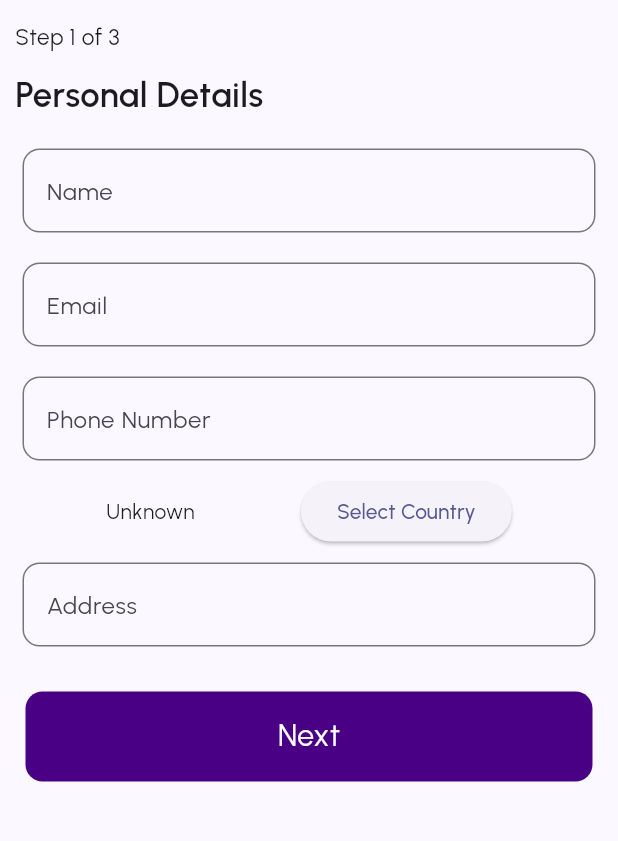
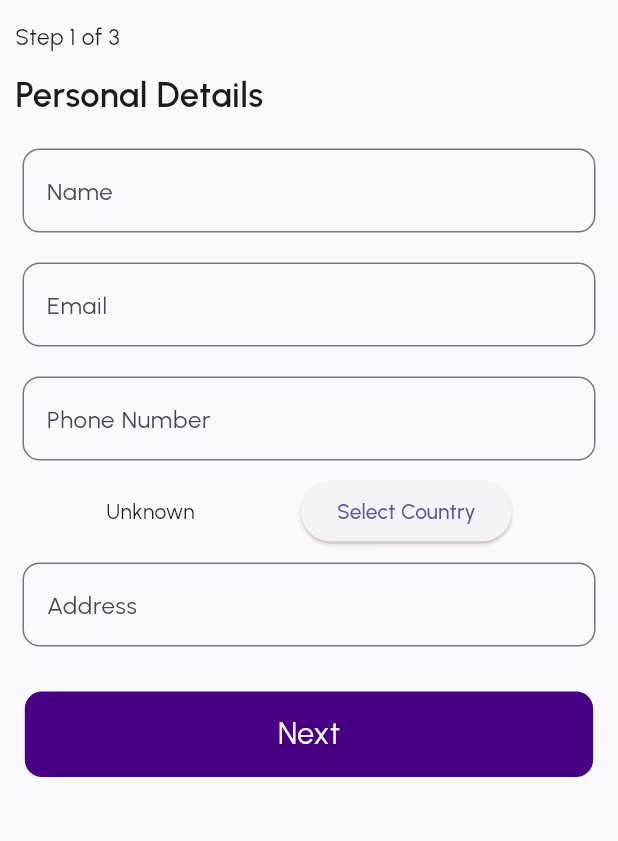
Before and after one commit to Galadima3/Opacity, a Flutter app: the KYCScreen screen opened by its route, on a phone screen of 412 x 824 dp, the part 63-904 px from its top. Run offline on Flutter 3.47's test engine with Material 3 defaults, Android fonts, the phone set to English and light mode, and no system bars; our stand-ins replace email_validator, flutter_riverpod, flutter_screenutil, go_router, google_fonts, intl_phone_field and 2 more; missing offline and left inert: fl_country_code_picker; accounts and stored records are empty.

Commit message:
8th Commit
KYC section - 85%

```diff
--- a/lib/app.dart
+++ b/lib/app.dart
@@ -1,5 +1,5 @@
 import 'package:flutter/material.dart';
-import 'package:opacity/src/features/onboarding/onboarding_screen.dart';
+import 'package:opacity/src/common_widgets/onboarding_screen.dart';
 import 'package:shared_preferences/shared_preferences.dart';
 
 import 'src/features/auth/presentation/screens/splash_screen.dart';
--- a/lib/main.dart
+++ b/lib/main.dart
@@ -12,7 +12,6 @@ void main() async {
     url: Env.url,
     anonKey: Env.apiKey,
   );
-
   runApp(const ProviderScope(
     child: MyApp(),
   ));
@@ -20,7 +19,6 @@ void main() async {
 
 class MyApp extends StatelessWidget {
   const MyApp({super.key});
-
   // This widget is the root of your application.
   @override
   Widget build(BuildContext context) {
@@ -39,7 +37,6 @@ class MyApp extends StatelessWidget {
           ),
           routerConfig: appRouter,
         );
-        //home: const App());
       },
     );
   }
--- a/lib/src/features/onboarding/onboarding_screen.dart
+++ b/lib/src/common_widgets/onboarding_screen.dart
@@ -3,7 +3,7 @@
 import 'package:flutter/material.dart';
 import 'package:go_router/go_router.dart';
 import 'package:opacity/src/common_widgets/fancy_button.dart';
-import 'package:opacity/src/features/auth/presentation/screens/landing_screen.dart';
+
 import 'package:opacity/src/routing/route_paths.dart';
 import 'package:shared_preferences/shared_preferences.dart';
 
--- a/lib/src/features/auth/presentation/screens/home_screen.dart
+++ b/lib/src/features/auth/presentation/screens/home_screen.dart
@@ -2,8 +2,6 @@ import 'package:flutter/material.dart';
 import 'package:flutter_riverpod/flutter_riverpod.dart';
 import 'package:go_router/go_router.dart';
 import 'package:opacity/src/features/auth/data/supabase_auth_repository.dart';
-import 'package:opacity/src/features/auth/presentation/screens/sign_in_screen.dart';
-import 'package:opacity/src/features/kyc_feature/presentation/kyc_screen.dart';
 import 'package:opacity/src/routing/route_paths.dart';
 import 'package:opacity/src/utils/expandable_fab.dart';
 
--- a/lib/src/features/auth/presentation/screens/register_screen.dart
+++ b/lib/src/features/auth/presentation/screens/register_screen.dart
@@ -9,8 +9,6 @@ import 'package:intl_phone_field/intl_phone_field.dart';
 import 'package:email_validator/email_validator.dart';
 import 'package:opacity/src/common_widgets/fancy_button.dart';
 import 'package:opacity/src/features/auth/data/supabase_auth_repository.dart';
-
-import 'package:opacity/src/features/auth/presentation/screens/sign_in_screen.dart';
 import 'package:opacity/src/features/auth/presentation/widgets/error_alert.dart';
 import 'package:opacity/src/features/auth/presentation/widgets/sign_in_icon.dart';
 import 'package:opacity/src/routing/route_paths.dart';
--- a/lib/src/features/auth/presentation/screens/sign_in_screen.dart
+++ b/lib/src/features/auth/presentation/screens/sign_in_screen.dart
@@ -7,8 +7,6 @@ import "package:flutter_screenutil/flutter_screenutil.dart";
 import "package:go_router/go_router.dart";
 import "package:opacity/src/common_widgets/fancy_button.dart";
 import "package:opacity/src/features/auth/data/supabase_auth_repository.dart";
-import "package:opacity/src/features/auth/presentation/screens/home_screen.dart";
-import "package:opacity/src/features/auth/presentation/screens/register_screen.dart";
 import "package:opacity/src/features/auth/presentation/widgets/error_alert.dart";
 import "package:opacity/src/features/auth/presentation/widgets/sign_in_icon.dart";
 import "package:opacity/src/routing/route_paths.dart";
--- a/lib/src/features/kyc_feature/presentation/kyc_screen.dart
+++ b/lib/src/features/kyc_feature/presentation/screens/kyc_screen.dart
@@ -1,10 +1,11 @@
 import 'dart:developer';
-
 import 'package:email_validator/email_validator.dart';
 import 'package:fl_country_code_picker/fl_country_code_picker.dart';
-import 'package:flutter/cupertino.dart';
 import 'package:flutter/material.dart';
 import 'package:flutter_screenutil/flutter_screenutil.dart';
+import 'package:go_router/go_router.dart';
+import 'package:opacity/src/features/kyc_feature/presentation/widgets/kyc_button.dart';
+import 'package:opacity/src/routing/route_paths.dart';
 
 class KYCScreen extends StatefulWidget {
   const KYCScreen({super.key});
@@ -27,7 +28,6 @@ class _KYCScreenState extends State<KYCScreen> {
     nameController.dispose();
     emailController.dispose();
     phoneNumberController.dispose();
-    nameController.dispose();
     addressController.dispose();
   }
 
@@ -124,28 +124,21 @@ class _KYCScreenState extends State<KYCScreen> {
             ),
 
             //Button
-            Center(
-              child: Container(
-                height: 60,
-                width: 378,
-                decoration: BoxDecoration(
-                  color: const Color(0xFF4A0084),
-                  borderRadius: BorderRadius.circular(12.r),
-                ),
-                child:  Center(
-                  child: Text(
-                    "Next",
-                    style: TextStyle(fontSize: 20.sp, color: Colors.white),
-                  ),
-                ),
-              ),
-            ).withPadding(const EdgeInsets.only(top: 20))
+            GestureDetector(
+              onTap: () =>
+                  context.pushNamed(RoutePaths.proofofIdentityScreenRoute),
+              child: const KYCButton(
+                text: "Next",
+              ).withPadding(const EdgeInsets.only(top: 20)),
+            )
           ],
         ),
       ),
     );
   }
 }
+
+
 
 extension CustomPadding on Widget {
   Widget withPadding(EdgeInsets padding) {
--- /dev/null
+++ b/lib/src/features/kyc_feature/presentation/widgets/kyc_button.dart
@@ -0,0 +1,30 @@
+import 'package:flutter/material.dart';
+import 'package:flutter_screenutil/flutter_screenutil.dart';
+
+class KYCButton extends StatelessWidget {
+  final String text;
+  const KYCButton({
+    super.key,
+    required this.text,
+  });
+
+  @override
+  Widget build(BuildContext context) {
+    return Center(
+      child: Container(
+        height: 60.h,
+        width: 378.w,
+        decoration: BoxDecoration(
+          color: const Color(0xFF4A0084),
+          borderRadius: BorderRadius.circular(12.r),
+        ),
+        child: Center(
+          child: Text(
+            text,
+            style: TextStyle(fontSize: 20.sp, color: Colors.white),
+          ),
+        ),
+      ),
+    );
+  }
+}
--- a/lib/src/routing/app_router.dart
+++ b/lib/src/routing/app_router.dart
@@ -4,7 +4,9 @@ import 'package:opacity/src/features/auth/presentation/screens/home_screen.dart'
 import 'package:opacity/src/features/auth/presentation/screens/landing_screen.dart';
 import 'package:opacity/src/features/auth/presentation/screens/register_screen.dart';
 import 'package:opacity/src/features/auth/presentation/screens/sign_in_screen.dart';
-import 'package:opacity/src/features/kyc_feature/presentation/kyc_screen.dart';
+import 'package:opacity/src/features/kyc_feature/presentation/screens/bank_details_screen.dart';
+import 'package:opacity/src/features/kyc_feature/presentation/screens/kyc_screen.dart';
+import 'package:opacity/src/features/kyc_feature/presentation/screens/proof_of_identity.dart';
 import 'package:opacity/src/routing/route_paths.dart';
 
 // GoRouter configuration
@@ -41,6 +43,16 @@ final appRouter = GoRouter(
       path: '/${RoutePaths.landingScreenRoute}',
       builder: (context, state) => const LandingScreen(),
     ),
+    GoRoute(
+      name: RoutePaths.proofofIdentityScreenRoute,
+      path: '/${RoutePaths.proofofIdentityScreenRoute}',
+      builder: (context, state) => const ProofOfIdentity(),
+    ),
+    GoRoute(
+      name: RoutePaths.bankDetailsScreenRoute,
+      path: '/${RoutePaths.bankDetailsScreenRoute}',
+      builder: (context, state) => const BankDetailsScreen(),
+    ),
 
   ],
 );
--- a/lib/src/routing/route_paths.dart
+++ b/lib/src/routing/route_paths.dart
@@ -6,4 +6,5 @@ class RoutePaths {
   static String landingScreenRoute = 'landing-screen-route';
   static String kycScreenRoute = 'kyc-screen-route';
   static String proofofIdentityScreenRoute = 'proofofIdentity-screen-route';
+  static String bankDetailsScreenRoute = 'bankdetails-screen-route';
 }
```
Also changed, not shown: lib/src/features/auth/presentation/screens/landing_screen.dart (+6 -8 lines), lib/src/features/kyc_feature/presentation/proof_of_identity.dart (deleted, +0 -17 lines), lib/src/features/kyc_feature/presentation/screens/bank_details_screen.dart (added, +105 -0 lines), lib/src/features/kyc_feature/presentation/screens/proof_of_identity.dart (added, +125 -0 lines), lib/src/features/kyc_feature/presentation/widgets/upload_widget.dart (added, +38 -0 lines).
